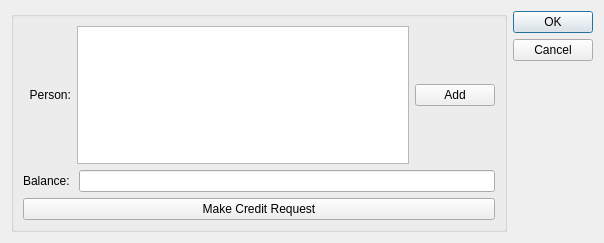
Old version of the form changeaccountwindow.ui in the repository DmitryDankov207/credit-manager.
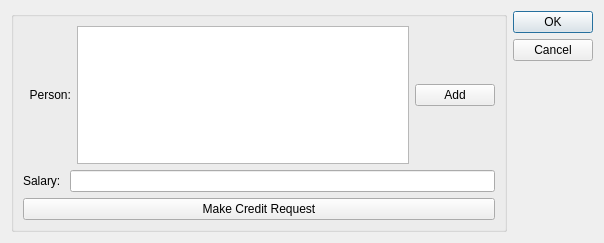
New version of the form.

Commit message: fixed error on changepersonview window appearing

What changed in the file:
```diff
--- a/changeaccountwindow.ui
+++ b/changeaccountwindow.ui
@@ -46,7 +46,7 @@
         <item>
          <widget class="QLabel" name="label_2">
           <property name="text">
-           <string>Balance: </string>
+           <string>Salary: </string>
           </property>
          </widget>
         </item>
```
The commit also changes 6 other files.
